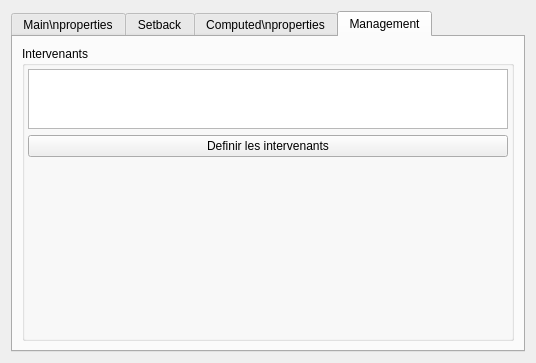
This is Lamia/worktypeconf/base3_levee/qgswidgets/lamia_form_edge_desktop_ui.ui in Artelia/Lamia as Qt 5 draws it before an edit. The edited form follows.
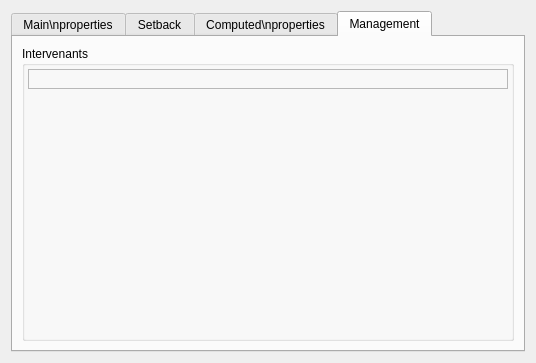
This is the edited form. The open tabs and pages were chosen to show the change.

Patch:
```diff
--- a/Lamia/worktypeconf/base3_levee/qgswidgets/lamia_form_edge_desktop_ui.ui
+++ b/Lamia/worktypeconf/base3_levee/qgswidgets/lamia_form_edge_desktop_ui.ui
@@ -303,20 +303,14 @@
            <number>3</number>
           </property>
           <item>
-           <widget class="QTextBrowser" name="textBrowser_intervenants">
-            <property name="maximumSize">
-             <size>
-              <width>16777215</width>
-              <height>60</height>
-             </size>
+           <widget class="QFrame" name="frame_actor">
+            <property name="frameShape">
+             <enum>QFrame::StyledPanel</enum>
             </property>
-           </widget>
-          </item>
-          <item>
-           <widget class="QPushButton" name="pushButton_defineinter">
-            <property name="text">
-             <string>Definir les intervenants</string>
+            <property name="frameShadow">
+             <enum>QFrame::Raised</enum>
             </property>
+            <layout class="QVBoxLayout" name="verticalLayout_4"/>
            </widget>
           </item>
           <item>
```
